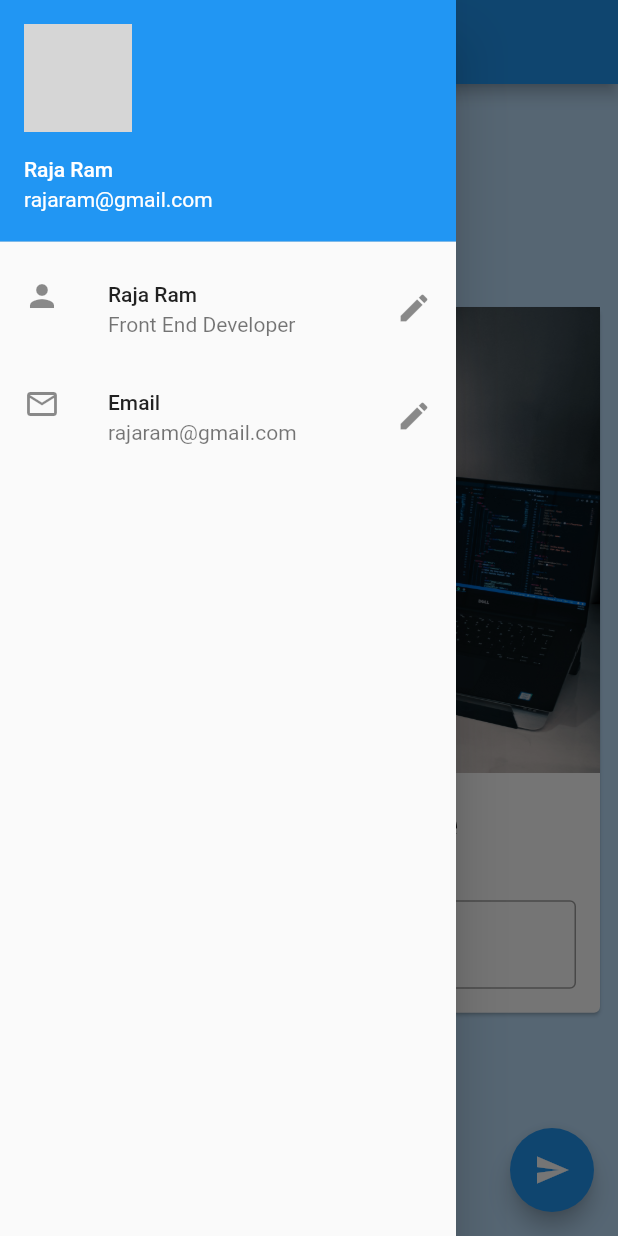
After one commit to AdityaPedagada/flutter_app, a Flutter app: the screen it shows after launch, with the side drawer open, on a phone screen of 412 x 824 dp. The commit adds this screen. Run offline on Flutter 3.47's test engine with Material 2 defaults, Android fonts, the phone set to English and light mode, and no system bars; network calls fail; grey boxes are pictures that could not be loaded.

Commit message:
Organizing Code

```diff
--- /dev/null
+++ b/lib/drawer.dart
@@ -0,0 +1,39 @@
+import 'package:flutter/material.dart';
+
+class MyDrawer extends StatelessWidget {
+  const MyDrawer({Key? key}) : super(key: key);
+
+  @override
+  Widget build(BuildContext context) {
+    return Drawer(
+      child: ListView(
+        padding: const EdgeInsets.all(0),
+        children: [
+          UserAccountsDrawerHeader(
+            accountName: Text("Raja Ram"),
+            accountEmail: Text("rajaram@gmail.com"),
+            currentAccountPicture: CircleAvatar(
+              backgroundImage: NetworkImage(
+                  "https://images.unsplash.com/photo-1507003211169-0a1dd7228f2d?ixid=MnwxMjA3fDB8MHxwaG90by1wYWdlfHx8fGVufDB8fHx8&ixlib=rb-1.2.1&auto=format&fit=crop&w=634&q=80"),
+            ),
+            // currentAccountPicture: Image.network(
+            //     "https://images.unsplash.com/photo-1507003211169-0a1dd7228f2d?ixid=MnwxMjA3fDB8MHxwaG90by1wYWdlfHx8fGVufDB8fHx8&ixlib=rb-1.2.1&auto=format&fit=crop&w=634&q=80"),
+          ),
+          ListTile(
+            leading: Icon(Icons.person),
+            title: Text("Raja Ram"),
+            subtitle: Text("Front End Developer"),
+            trailing: Icon(Icons.edit),
+            onTap: () {},
+          ),
+          ListTile(
+            leading: Icon(Icons.email_outlined),
+            title: Text("Email"),
+            subtitle: Text("rajaram@gmail.com"),
+            trailing: Icon(Icons.edit),
+          )
+        ],
+      ),
+    );
+  }
+}
--- /dev/null
+++ b/lib/name_card_widget.dart
@@ -0,0 +1,44 @@
+import 'package:flutter/material.dart';
+
+class NameCardWidget extends StatelessWidget {
+  const NameCardWidget({
+    Key? key,
+    required this.myText,
+    required TextEditingController nameController,
+  })  : _nameController = nameController,
+        super(key: key);
+
+  final String myText;
+  final TextEditingController _nameController;
+
+  @override
+  Widget build(BuildContext context) {
+    return Card(
+      child: Column(
+        children: [
+          Image.asset("assets/1.jpg"),
+          SizedBox(
+            height: 20,
+          ),
+          Text(
+            myText,
+            style: TextStyle(fontSize: 25, fontWeight: FontWeight.bold),
+          ),
+          SizedBox(
+            height: 20,
+          ),
+          Padding(
+            padding: const EdgeInsets.all(16.0),
+            child: TextField(
+              controller: _nameController,
+              decoration: InputDecoration(
+                  hintText: "Enter Some text",
+                  labelText: "Name",
+                  border: OutlineInputBorder()),
+            ),
+          )
+        ],
+      ),
+    );
+  }
+}
--- /dev/null
+++ b/lib/pages/home_page.dart
@@ -0,0 +1,53 @@
+import 'package:flutter/material.dart';
+import 'package:flutter_app1/drawer.dart';
+import 'package:flutter_app1/name_card_widget.dart';
+
+class HomePage extends StatefulWidget {
+  const HomePage({Key? key}) : super(key: key);
+
+  @override
+  _HomePageState createState() => _HomePageState();
+}
+
+class _HomePageState extends State<HomePage> {
+  var myText = "Change My Name";
+  TextEditingController _nameController = TextEditingController();
+
+  @override
+  void initState() {
+    // TODO: implement initState
+    super.initState();
+  }
+
+  @override
+  void dispose() {
+    // TODO: implement dispose
+    super.dispose();
+  }
+
+  @override
+  Widget build(BuildContext context) {
+    return Scaffold(
+      backgroundColor: Colors.blue[100],
+      appBar: AppBar(
+        title: Text("Awesome App"),
+      ),
+      body: Center(
+          child: Padding(
+        padding: const EdgeInsets.all(8.0),
+        child: SingleChildScrollView(
+          child:
+              NameCardWidget(myText: myText, nameController: _nameController),
+        ),
+      )),
+      drawer: MyDrawer(),
+      floatingActionButton: FloatingActionButton(
+        onPressed: () {
+          myText = _nameController.text;
+          setState(() {});
+        },
+        child: Icon(Icons.send),
+      ),
+    );
+  }
+}
```
Also changed, not shown: lib/main.dart (+7 -101 lines), 1 other file.
